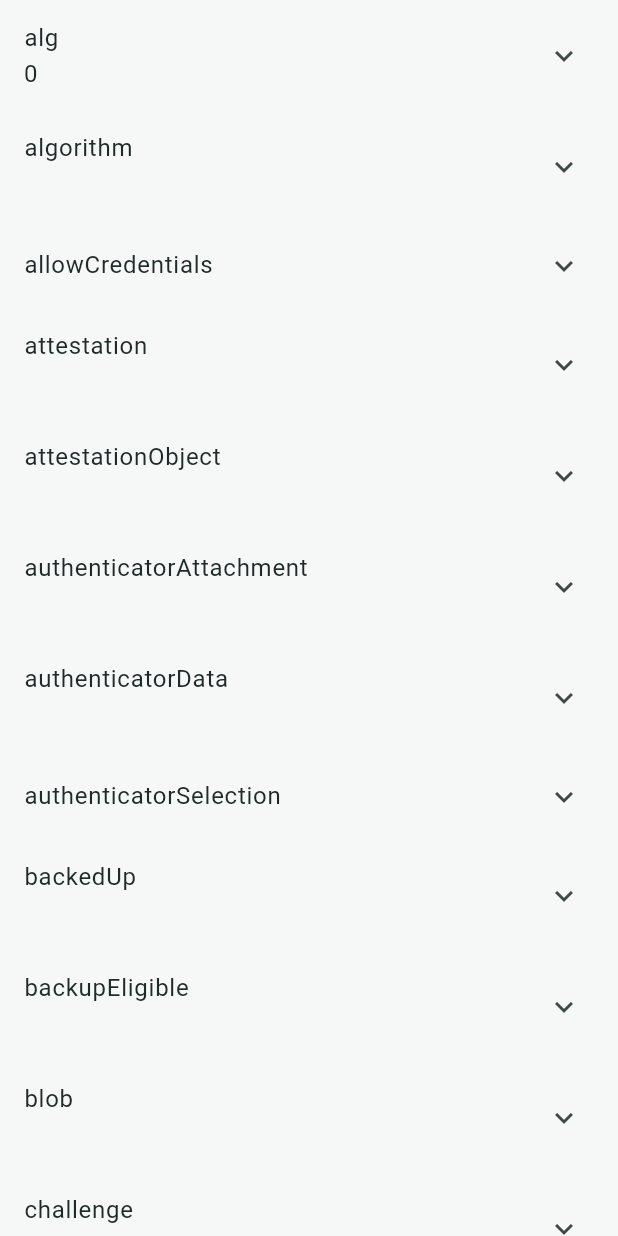
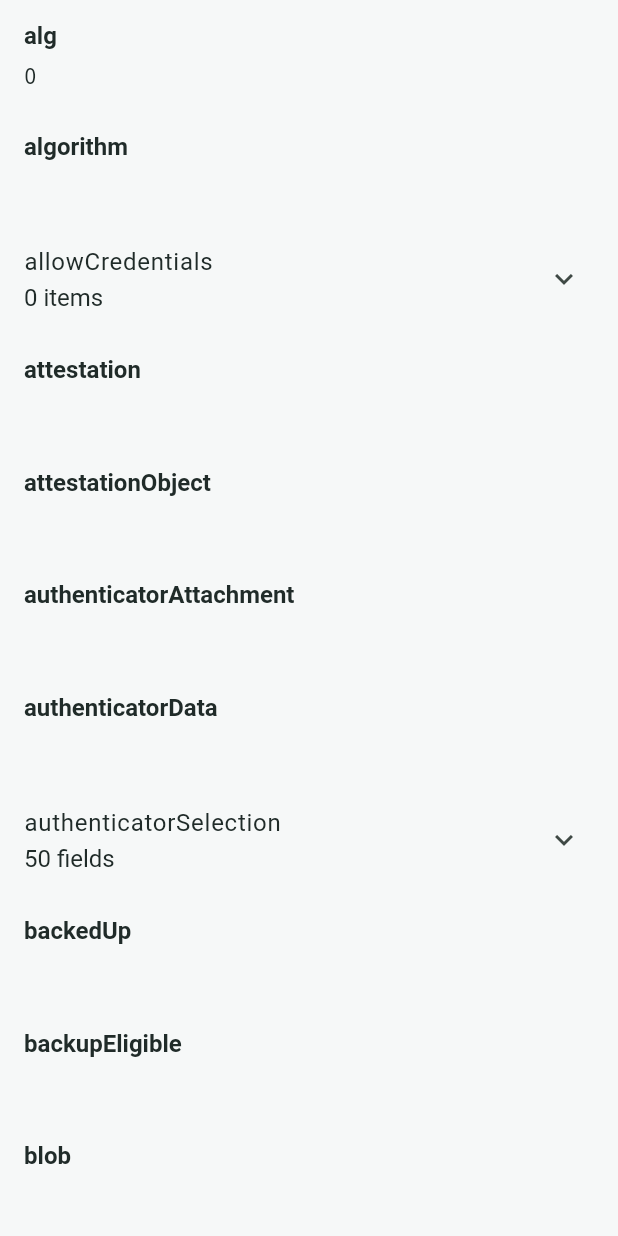
Before and after one commit to canokeys/webauthn-developer-tool, a Flutter app: the DecodedDataView widget shown alone on an empty page, opened directly with empty values, on a phone screen of 412 x 824 dp. Run offline on Flutter 3.47's test engine with Material 3 defaults, Android fonts, the phone set to English and light mode, and no system bars; our stand-ins replace web; missing offline and left inert: cbor, dart:js_interop, fido2; statements that could not run were skipped.

Commit message:
Fix decoded data layout and give Inspector a separate page

```diff
--- a/lib/inspector_panel.dart
+++ b/lib/inspector_panel.dart
@@ -133,8 +133,10 @@ class _InspectorPanelState extends State<InspectorPanel> {
                 : 'Paste encoded bytes',
           ),
         ),
+        const SizedBox(height: 16),
         if (needsCose)
           ExpansionTile(
+            childrenPadding: const EdgeInsets.fromLTRB(16, 12, 16, 16),
             title: const Text('SM2 decoding profile'),
             children: [
               TextField(
@@ -144,6 +146,7 @@ class _InspectorPanelState extends State<InspectorPanel> {
                   labelText: 'SM2 algorithm ID',
                 ),
               ),
+              const SizedBox(height: 16),
               TextField(
                 controller: sm2Curve,
                 onChanged: (_) => changed(),
@@ -151,8 +154,10 @@ class _InspectorPanelState extends State<InspectorPanel> {
               ),
             ],
           ),
+        const SizedBox(height: 16),
         Wrap(
           spacing: 8,
+          runSpacing: 8,
           children: [
             FilledButton(
               onPressed: () => decode(),
@@ -234,21 +239,54 @@ class _InspectorPanelState extends State<InspectorPanel> {
   }
 }
 
-/// Collapsible fields keep large certificate and public-key data out of the way.
+/// Bounded, wrapping text avoids editable-text layout failures inside expansion
+/// tiles. Short scalar values remain visible without another disclosure level.
 class DecodedDataView extends StatelessWidget {
   final Object? value;
-  const DecodedDataView({super.key, required this.value});
+  final String path;
+  const DecodedDataView({
+    super.key,
+    required this.value,
+    this.path = 'decoded',
+  });
 
   @override
   Widget build(BuildContext context) {
-    final entries = value is Map ? (value as Map).entries.toList() : null;
-    if (entries == null) return SelectableText(pretty(value));
-    return Column(
-      crossAxisAlignment: CrossAxisAlignment.start,
+    final entries = value is Map
+        ? (value as Map).entries.toList()
+        : value is List
+        ? (value as List).asMap().entries.toList()
+        : null;
+    if (entries == null) return _DecodedValue(value: value);
+    return SizedBox(
+      width: double.infinity,
+      child: Column(
+        crossAxisAlignment: CrossAxisAlignment.stretch,
         children: [
           for (final entry in entries)
+            if (entry.value is! Map &&
+                entry.value is! List &&
+                '${entry.value}'.length <= 80)
+              Padding(
+                padding: const EdgeInsets.symmetric(
+                  horizontal: 16,
+                  vertical: 12,
+                ),
+                child: Column(
+                  crossAxisAlignment: CrossAxisAlignment.stretch,
+                  children: [
+                    Text(
+                      '${entry.key}',
+                      style: const TextStyle(fontWeight: FontWeight.w600),
+                    ),
+                    const SizedBox(height: 6),
+                    _DecodedValue(value: entry.value),
+                  ],
+                ),
+              )
+            else
               ExpansionTile(
-            key: PageStorageKey('decoded-${entry.key}'),
+                key: PageStorageKey('$path/${entry.key}'),
                 initiallyExpanded: entry.key == 'decodeErrors',
                 title: Text(
                   '${entry.key}',
@@ -256,22 +294,48 @@ class DecodedDataView extends StatelessWidget {
                       ? TextStyle(color: Theme.of(context).colorScheme.error)
                       : null,
                 ),
-            subtitle: entry.value is Map || entry.value is List
-                ? null
-                : Text(
-                    '${entry.value}',
-                    maxLines: 1,
-                    overflow: TextOverflow.ellipsis,
+                subtitle: Text(
+                  entry.value is Map
+                      ? '${(entry.value as Map).length} fields'
+                      : entry.value is List
+                      ? '${(entry.value as List).length} items'
+                      : "${'${entry.value}'.length} characters",
                 ),
-            childrenPadding: const EdgeInsets.all(12),
-            expandedCrossAxisAlignment: CrossAxisAlignment.start,
+                childrenPadding: const EdgeInsets.fromLTRB(12, 0, 12, 12),
+                expandedCrossAxisAlignment: CrossAxisAlignment.stretch,
                 children: [
-              entry.value is Map
-                  ? DecodedDataView(value: entry.value)
-                  : SelectableText(pretty(entry.value)),
+                  DecodedDataView(
+                    value: entry.value,
+                    path: '$path/${entry.key}',
+                  ),
                 ],
               ),
         ],
+      ),
     );
   }
 }
+
+class _DecodedValue extends StatelessWidget {
+  final Object? value;
+  const _DecodedValue({required this.value});
+
+  @override
+  Widget build(BuildContext context) {
+    final text = value is String ? value as String : pretty(value);
+    return SizedBox(
+      width: double.infinity,
+      child: SelectionArea(
+        child: Text(
+          text,
+          softWrap: true,
+          style: const TextStyle(
+            fontFamily: 'monospace',
+            fontSize: 14,
+            height: 1.5,
+          ),
+        ),
+      ),
+    );
+  }
+}
```
Also changed, not shown: lib/main.dart (+47 -23 lines), 2 other files. Lines whose indentation alone changed are shown as unchanged.
